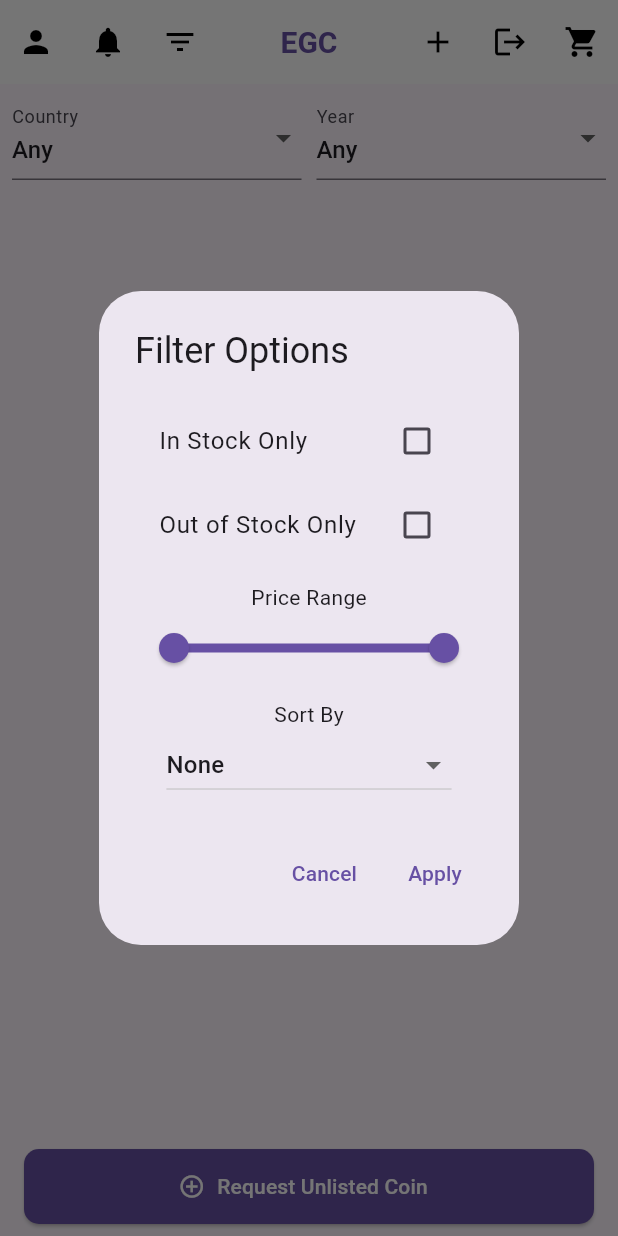
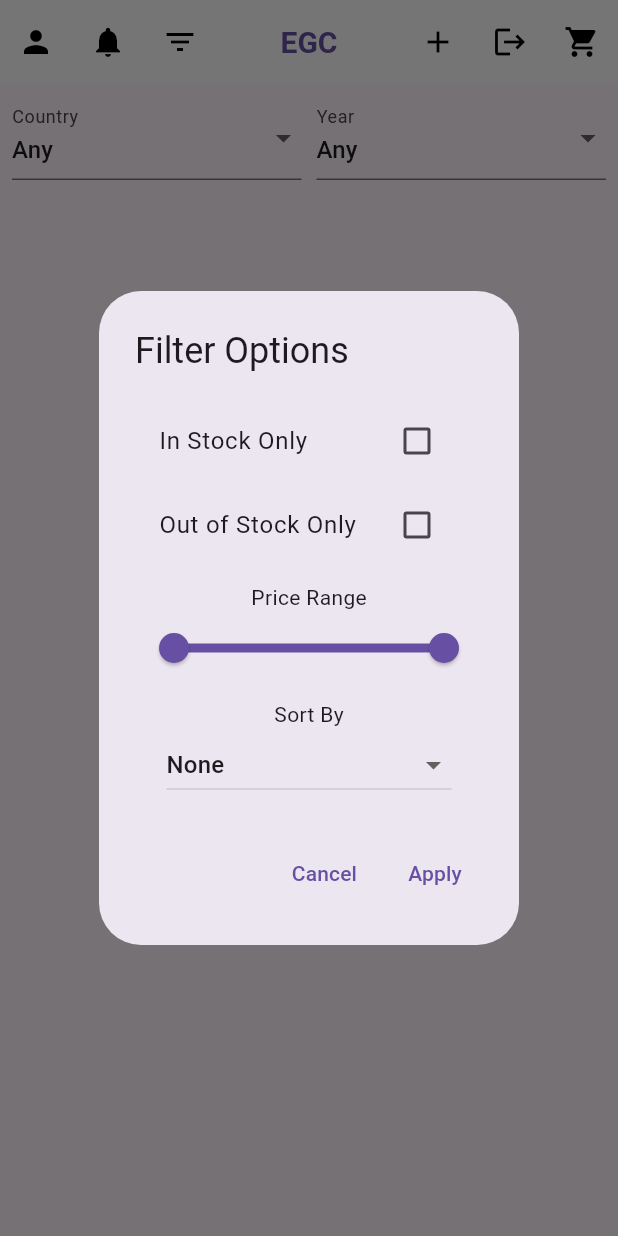
Before and after one commit to LambadaEG/Coins-Store, a Flutter app: the screen it shows once a user with an empty profile is signed in, after a tap on the "filter list" icon, on a phone screen of 412 x 824 dp. Run offline on Flutter 3.47's test engine with Material 3 defaults, Android fonts, the phone set to English and light mode, and no system bars; our stand-ins replace cloud_firestore, firebase_auth, firebase_core, firebase_messaging, image_picker, photo_view; accounts and stored records are empty.

Commit message:
Removed request unlisted coin and removed the seller phon number

```diff
--- a/lib/screens/product_catalog_screen.dart
+++ b/lib/screens/product_catalog_screen.dart
@@ -589,10 +589,6 @@ class _ProductCatalogScreenState extends State<ProductCatalogScreen> {
                                         style: const TextStyle(fontSize: 12),
                                       ),
                                       Text(
-                                        'Seller: ${product.sellerPhone}',
-                                        style: const TextStyle(fontSize: 12),
-                                      ),
-                                      Text(
                                         'Stock: ${product.inStock}',
                                         style: TextStyle(
                                           fontSize: 12,
@@ -642,24 +638,24 @@ class _ProductCatalogScreenState extends State<ProductCatalogScreen> {
                 },
               ),
             ),
-            Padding(
-              padding: const EdgeInsets.symmetric(horizontal: 16, vertical: 8),
-              child: ElevatedButton.icon(
-                icon: const Icon(Icons.add_circle_outline, color: Colors.white),
-                label: const Text(
-                  'Request Unlisted Coin',
-                  style: TextStyle(color: Colors.white),
-                ),
-                style: ElevatedButton.styleFrom(
-                  backgroundColor: Theme.of(context).primaryColor,
-                  minimumSize: const Size(double.infinity, 50),
-                  shape: RoundedRectangleBorder(
-                    borderRadius: BorderRadius.circular(10),
-                  ),
-                ),
-                onPressed: () => Navigator.pushNamed(context, '/request'),
-              ),
-            ),
+            //Padding(
+            //  padding: const EdgeInsets.symmetric(horizontal: 16, vertical: 8),
+            //  child: ElevatedButton.icon(
+            //    icon: const Icon(Icons.add_circle_outline, color: Colors.white),
+            //    label: const Text(
+            //      'Request Unlisted Coin',
+            //      style: TextStyle(color: Colors.white),
+            //    ),
+            //    style: ElevatedButton.styleFrom(
+            //      backgroundColor: Theme.of(context).primaryColor,
+            //      minimumSize: const Size(double.infinity, 50),
+            //      shape: RoundedRectangleBorder(
+            //        borderRadius: BorderRadius.circular(10),
+            //      ),
+            //    ),
+            //    onPressed: () => Navigator.pushNamed(context, '/request'),
+            //  ),
+            // ),
           ],
         ),
       ),
```
